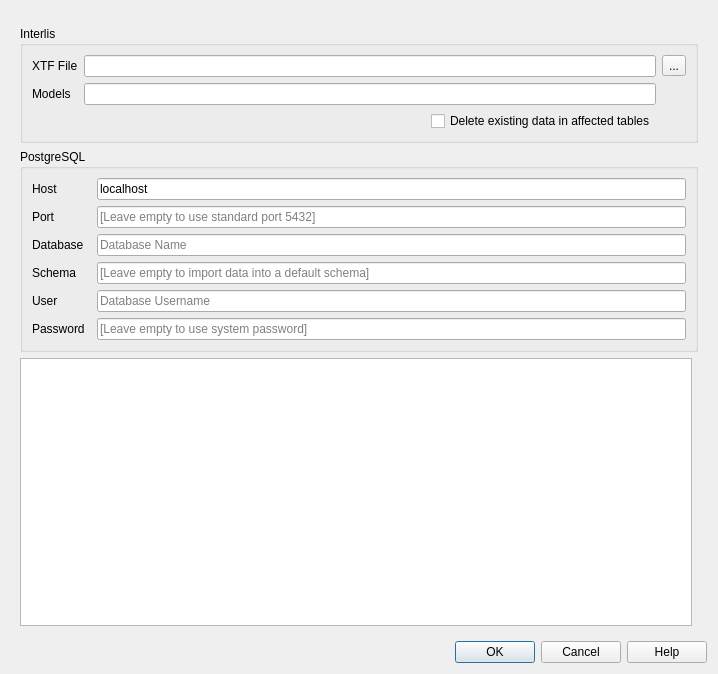
First picture: the form in projectgenerator/ui/import_data.ui, repository opengisch/QgisModelBaker, before the edit.
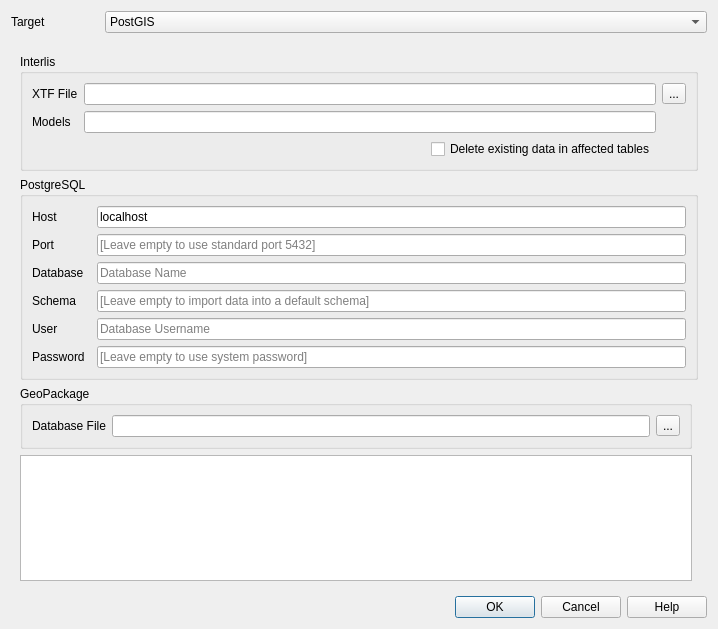
Second picture: the form after the edit.

Commit message:
GeoPackage support II:
+ Download proper ili2db tool according to current mode.
+ Pass connection parameters to ili2db command according to current mode.
+ GeoPackage GUI controls for Import/Export dialogs.
+ Validation for GeoPackage GUI controls.

What changed in the file:
```diff
--- a/projectgenerator/ui/import_data.ui
+++ b/projectgenerator/ui/import_data.ui
@@ -7,14 +7,51 @@
     <x>0</x>
     <y>0</y>
     <width>718</width>
-    <height>674</height>
+    <height>629</height>
    </rect>
   </property>
   <property name="windowTitle">
    <string>Import Interlis Data</string>
   </property>
   <layout class="QGridLayout" name="gridLayout">
-   <item row="0" column="0" colspan="2">
+   <item row="0" column="0">
+    <layout class="QHBoxLayout" name="horizontalLayout">
+     <item>
+      <widget class="QLabel" name="label_10">
+       <property name="sizePolicy">
+        <sizepolicy hsizetype="Preferred" vsizetype="Preferred">
+         <horstretch>0</horstretch>
+         <verstretch>0</verstretch>
+        </sizepolicy>
+       </property>
+       <property name="maximumSize">
+        <size>
+         <width>88</width>
+         <height>16777215</height>
+        </size>
+       </property>
+       <property name="text">
+        <string>Target</string>
+       </property>
+      </widget>
+     </item>
+     <item>
+      <widget class="QComboBox" name="type_combo_box">
+       <item>
+        <property name="text">
+         <string>PostGIS</string>
+        </property>
+       </item>
+       <item>
+        <property name="text">
+         <string>GeoPackage</string>
+        </property>
+       </item>
+      </widget>
+     </item>
+    </layout>
+   </item>
+   <item row="1" column="0">
     <widget class="QStackedWidget" name="stackedWidget">
      <property name="currentIndex">
       <number>0</number>
@@ -185,19 +222,45 @@
          </layout>
         </widget>
        </item>
-       <item row="4" column="0">
+       <item row="5" column="0">
         <widget class="QTextBrowser" name="txtStdout">
          <property name="openLinks">
           <bool>false</bool>
          </property>
         </widget>
        </item>
+       <item row="4" column="0">
+        <widget class="QGroupBox" name="gpkg_config">
+         <property name="title">
+          <string>GeoPackage</string>
+         </property>
+         <layout class="QGridLayout" name="gridLayout_6">
+          <item row="0" column="1">
+           <widget class="QLabel" name="label_9">
+            <property name="text">
+             <string>Database File</string>
+            </property>
+           </widget>
+          </item>
+          <item row="0" column="2">
+           <widget class="QLineEdit" name="gpkg_file_line_edit"/>
+          </item>
+          <item row="0" column="3">
+           <widget class="QToolButton" name="gpkg_file_browse_button">
+            <property name="text">
+             <string>...</string>
+            </property>
+           </widget>
+          </item>
+         </layout>
+        </widget>
+       </item>
       </layout>
      </widget>
      <widget class="QWidget" name="page_2"/>
     </widget>
    </item>
-   <item row="1" column="0" colspan="2">
+   <item row="2" column="0">
     <widget class="QDialogButtonBox" name="buttonBox">
      <property name="orientation">
       <enum>Qt::Horizontal</enum>
```
Left out of the diff: 20 changed lines with no effect on the pictures. The commit also changes 15 other files.
